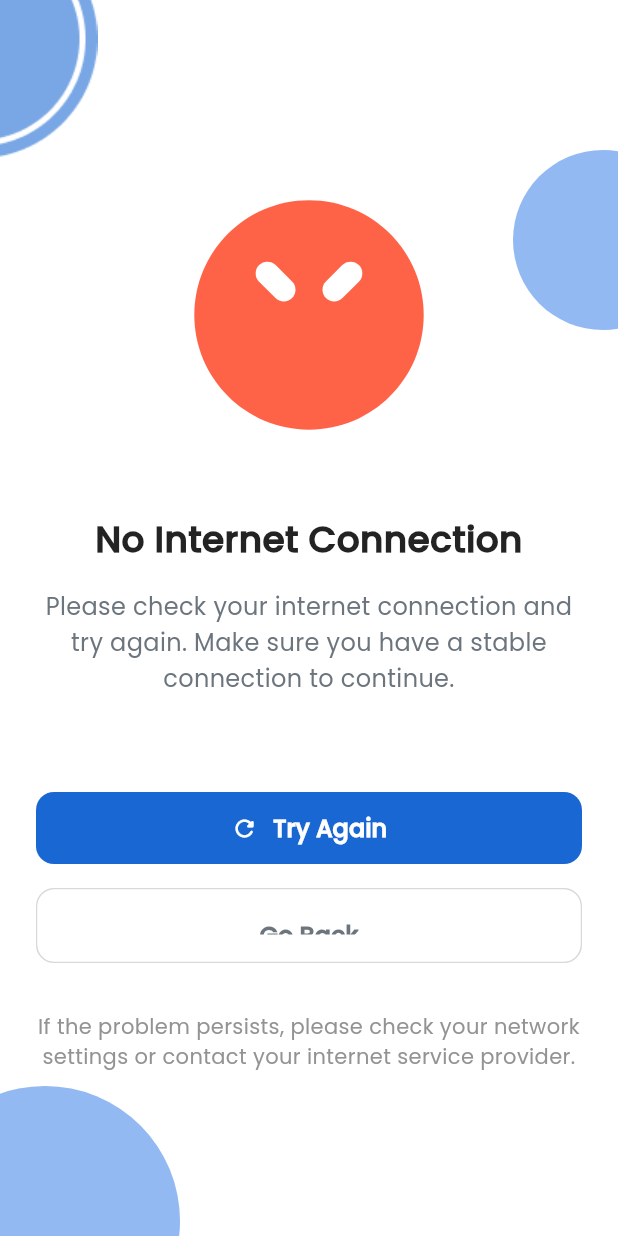
After one commit to PanhaDeveloper/flutter-job-portal-v2, a Flutter app: the NoInternetScreen screen opened by its route, after a tap on "Try Again", on a phone screen of 412 x 824 dp. The commit adds this screen. Run offline on Flutter 3.47's test engine with Material 3 defaults, Android fonts, the light colour scheme and no system bars; our stand-ins replace cached_network_image, carousel_slider, connectivity_plus, dotted_border, dotted_line, file_picker and 9 more; missing offline and left inert: flutter_pdfview; accounts and stored records are empty.

Commit message:
screen internet connection

```diff
--- a/lib/cores/repo/general_repo.dart
+++ b/lib/cores/repo/general_repo.dart
@@ -1,6 +1,20 @@
 import 'package:get/get.dart';
+import 'package:job_app/cores/utils/helpers/network_manager.dart';
+import 'package:job_app/routes/app_routes.dart';
 
 class GeneralRepo extends GetxController {
   static GeneralRepo get instance => Get.find();
 
+  @override
+  void onInit() {
+    super.onInit();
+    checkInternetConnection();
+  }
+
+  Future<void> checkInternetConnection() async {
+    if (!await NetworkManager.instance.isConnected()) {
+      Get.toNamed(AppRoutes.noInternet);
+      return;
+    }
+  }
 }
--- a/lib/cores/utils/helpers/network_manager.dart
+++ b/lib/cores/utils/helpers/network_manager.dart
@@ -2,9 +2,9 @@ import 'dart:async';
 import 'package:get/get.dart';
 import 'package:connectivity_plus/connectivity_plus.dart';
 import 'package:flutter/services.dart';
+import 'package:job_app/routes/app_routes.dart';
 
 import '../popups/loaders.dart';
-
 
 /// Manages the network connectivity status and provides methods to check and handle connectivity changes.
 class NetworkManager extends GetxController {
@@ -12,13 +12,16 @@ class NetworkManager extends GetxController {
 
   final Connectivity _connectivity = Connectivity();
   late StreamSubscription<List<ConnectivityResult>> _connectivitySubscription;
-  final RxList<ConnectivityResult> _connectionStatus = <ConnectivityResult>[].obs;
+  final RxList<ConnectivityResult> _connectionStatus =
+      <ConnectivityResult>[].obs;
 
   /// Initialize the network manager and set up a stream to continually check the connection status.
   @override
   void onInit() {
     super.onInit();
-    _connectivitySubscription = _connectivity.onConnectivityChanged.listen(_updateConnectionStatus);
+    _connectivitySubscription = _connectivity.onConnectivityChanged.listen(
+      _updateConnectionStatus,
+    );
   }
 
   /// Update the connection status based on changes in connectivity and show a relevant popup for no internet connection.
@@ -44,6 +47,17 @@ class NetworkManager extends GetxController {
     }
   }
 
+  /// Navigate to no internet screen if no connection is available
+  /// Returns `true` if connected, `false` if no connection and navigated to no internet screen
+  Future<bool> checkConnectionAndNavigate() async {
+    if (await isConnected()) {
+      return true;
+    } else {
+      Get.toNamed(AppRoutes.noInternet);
+      return false;
+    }
+  }
+
   /// Dispose or close the active connectivity stream.
   @override
   void onClose() {
--- /dev/null
+++ b/lib/features/network/binding/no_internet_binding.dart
@@ -0,0 +1,9 @@
+import 'package:get/get.dart';
+import 'package:job_app/features/network/controller/no_internet_controller.dart';
+
+class NoInternetBinding extends Bindings {
+  @override
+  void dependencies() {
+    Get.lazyPut<NoInternetController>(() => NoInternetController());
+  }
+}
--- /dev/null
+++ b/lib/features/network/controller/no_internet_controller.dart
@@ -0,0 +1,51 @@
+import 'package:get/get.dart';
+import 'package:job_app/cores/utils/helpers/network_manager.dart';
+import 'package:job_app/cores/utils/popups/loaders.dart';
+import 'package:job_app/routes/app_routes.dart';
+
+class NoInternetController extends GetxController {
+  static NoInternetController get instance => Get.find();
+
+  final isRetrying = false.obs;
+
+  /// Static method to navigate to no internet screen
+  static void showNoInternetScreen() {
+    Get.toNamed(AppRoutes.noInternet);
+  }
+
+  /// Check internet connection and navigate back if connection is restored
+  Future<void> retryConnection() async {
+    isRetrying.value = true;
+
+    try {
+      // Wait a moment to show loading state
+      await Future.delayed(const Duration(seconds: 1));
+
+      if (await NetworkManager.instance.isConnected()) {
+        Loaders.successSnackBar(
+          title: 'Connection Restored',
+          message: 'Internet connection is back!',
+        );
+        // Navigate back to previous screen or home
+        Get.back();
+      } else {
+        Loaders.errorSnackBar(
+          title: 'Still No Connection',
+          message: 'Please check your internet connection and try again.',
+        );
+      }
+    } catch (e) {
+      Loaders.errorSnackBar(
+        title: 'Error',
+        message: 'Something went wrong. Please try again.',
+      );
+    } finally {
+      isRetrying.value = false;
+    }
+  }
+
+  /// Navigate back without checking connection
+  void goBack() {
+    Get.back();
+  }
+}
--- /dev/null
+++ b/lib/features/network/network.dart
@@ -0,0 +1,4 @@
+// Network feature exports
+export 'controller/no_internet_controller.dart';
+export 'binding/no_internet_binding.dart';
+export 'screens/no_internet_screen.dart';
--- /dev/null
+++ b/lib/features/network/screens/no_internet_screen.dart
@@ -0,0 +1,159 @@
+import 'package:flutter/material.dart';
+import 'package:get/get.dart';
+import 'package:lottie/lottie.dart';
+import 'package:job_app/cores/shared/button_widget.dart';
+import 'package:job_app/cores/shared/circle_widget.dart';
+import 'package:job_app/cores/utils/constants/colors.dart';
+import 'package:job_app/cores/utils/constants/image_strings.dart';
+import 'package:job_app/cores/utils/constants/sizes.dart';
+import 'package:job_app/features/network/controller/no_internet_controller.dart';
+
+class NoInternetScreen extends StatelessWidget {
+  const NoInternetScreen({super.key});
+
+  @override
+  Widget build(BuildContext context) {
+    final controller = Get.put(NoInternetController());
+
+    return Scaffold(
+      backgroundColor: AppColors.white,
+      body: SafeArea(
+        child: Stack(
+          children: [
+            // Background decorative elements
+            Positioned(
+              top: -80,
+              left: -50,
+              child: Image.asset(Images.circleLogo, width: 150),
+            ),
+            const Positioned(
+              top: 100,
+              right: -50,
+              child: CircleWidget(size: 120),
+            ),
+            const Positioned(
+              bottom: -80,
+              left: -60,
+              child: CircleWidget(size: 180),
+            ),
+
+            // Main content
+            Padding(
+              padding: const EdgeInsets.symmetric(horizontal: Sizes.lg),
+              child: Column(
+                mainAxisAlignment: MainAxisAlignment.center,
+                children: [
+                  // No internet animation
+                  SizedBox(
+                    width: 200,
+                    height: 200,
+                    child: Lottie.asset(
+                      Images.errorAlert,
+                      fit: BoxFit.contain,
+                      repeat: true,
+                    ),
+                  ),
+
+                  const SizedBox(height: Sizes.xl),
+
+                  // Title
+                  const Text(
+                    'No Internet Connection',
+                    style: TextStyle(
+                      fontSize: 24,
+                      fontWeight: FontWeight.bold,
+                      color: AppColors.black,
+                    ),
+                    textAlign: TextAlign.center,
+                  ),
+
+                  const SizedBox(height: Sizes.md),
+
+                  // Description
+                  const Text(
+                    'Please check your internet connection and try again. Make sure you have a stable connection to continue.',
+                    style: TextStyle(
+                      fontSize: 16,
+                      color: AppColors.textPrimary,
+                      height: 1.5,
+                    ),
+                    textAlign: TextAlign.center,
+                  ),
+
+                  const SizedBox(height: Sizes.xl * 2),
+
+                  // Retry button
+                  Obx(
+                    () => ButtonWidget(
+                      width: double.infinity,
+                      height: 50,
+                      onPressed:
+                          controller.isRetrying.value
+                              ? () {}
+                              : controller.retryConnection,
+                      btnTitle:
+                          controller.isRetrying.value
+                              ? 'Checking...'
+                              : 'Try Again',
+                      btnBgColor: AppColors.boldPrimary,
+                      btnTextColor: AppColors.white,
+                      borderRadius: 12,
+                      isIcon: !controller.isRetrying.value,
+                      icon: Icons.refresh_rounded,
+                    ),
+                  ),
+
+                  const SizedBox(height: Sizes.md),
+
+                  // Go back button
+                  Container(
+                    width: double.infinity,
+                    height: 50,
+                    decoration: BoxDecoration(
+                      borderRadius: BorderRadius.circular(12),
+                      border: Border.all(
+                        color: AppColors.borderPrimary,
+                        width: 1,
+                      ),
+                    ),
+                    child: ElevatedButton(
+                      onPressed: controller.goBack,
+                      style: ElevatedButton.styleFrom(
+                        backgroundColor: AppColors.white,
+                        foregroundColor: AppColors.textPrimary,
+                        shape: RoundedRectangleBorder(
+                          borderRadius: BorderRadius.circular(12),
+                        ),
+                        elevation: 0,
+                      ),
+                      child: const Text(
+                        'Go Back',
+                        style: TextStyle(
+                          fontSize: 16,
+                          fontWeight: FontWeight.bold,
+                        ),
+                      ),
+                    ),
+                  ),
+
+                  const SizedBox(height: Sizes.xl),
+
+                  // Help text
+                  const Text(
+                    'If the problem persists, please check your network settings or contact your internet service provider.',
+                    style: TextStyle(
+                      fontSize: 14,
+                      color: AppColors.darkGrey,
+                      height: 1.4,
+                    ),
+                    textAlign: TextAlign.center,
+                  ),
+                ],
+              ),
+            ),
+          ],
+        ),
+      ),
+    );
+  }
+}
--- a/lib/main.dart
+++ b/lib/main.dart
@@ -3,8 +3,10 @@ import 'package:flutter/material.dart';
 import 'package:flutter/services.dart';
 import 'package:flutter/rendering.dart';
 import 'package:flutter/foundation.dart';
+import 'package:get/get.dart';
 import 'package:get_storage/get_storage.dart';
 import 'package:job_app/app.dart';
+import 'package:job_app/cores/repo/general_repo.dart';
 import 'package:job_app/cores/utils/performance/performance_monitor.dart';
 import 'package:job_app/cores/utils/performance/performance_config.dart';
 import 'package:job_app/firebase_options.dart';
@@ -42,6 +44,8 @@ void main() async {
   // Initialize storage
   await GetStorage.init();
 
+  Get.put(GeneralRepo());
+
   runApp(const App());
 }
 
--- a/lib/routes/app_pages.dart
+++ b/lib/routes/app_pages.dart
@@ -16,6 +16,8 @@ import 'package:job_app/features/home/jobdetail/binding/job_detail_binding.dart'
 import 'package:job_app/features/home/jobdetail/screens/job_detail_screen.dart';
 import 'package:job_app/features/home/notification/screens/notification_screen.dart';
 import 'package:job_app/features/home/search_result/screens/search_result_screen.dart';
+import 'package:job_app/features/network/binding/no_internet_binding.dart';
+import 'package:job_app/features/network/screens/no_internet_screen.dart';
 import 'package:job_app/features/onboarding/binding/onboarding_binding.dart';
 import 'package:job_app/features/splash/binding/splash_binding.dart';
 import 'package:job_app/features/splash/screen/splash_screen.dart';
@@ -92,4 +94,10 @@ final appPages = [
   GetPage(name: AppRoutes.previewPdf, page: () => PreviewPdfScreen()),
 
   GetPage(name: AppRoutes.searchResult, page: () => const SearchResultScreen()),
+
+  GetPage(
+    name: AppRoutes.noInternet,
+    page: () => const NoInternetScreen(),
+    binding: NoInternetBinding(),
+  ),
 ];
--- a/lib/routes/app_routes.dart
+++ b/lib/routes/app_routes.dart
@@ -16,4 +16,5 @@ class AppRoutes {
   static const String applyNow = '/apply-now';
   static const String previewPdf = '/preview-pdf';
   static const String searchResult = '/search-result';
+  static const String noInternet = '/no-internet';
 }
```
